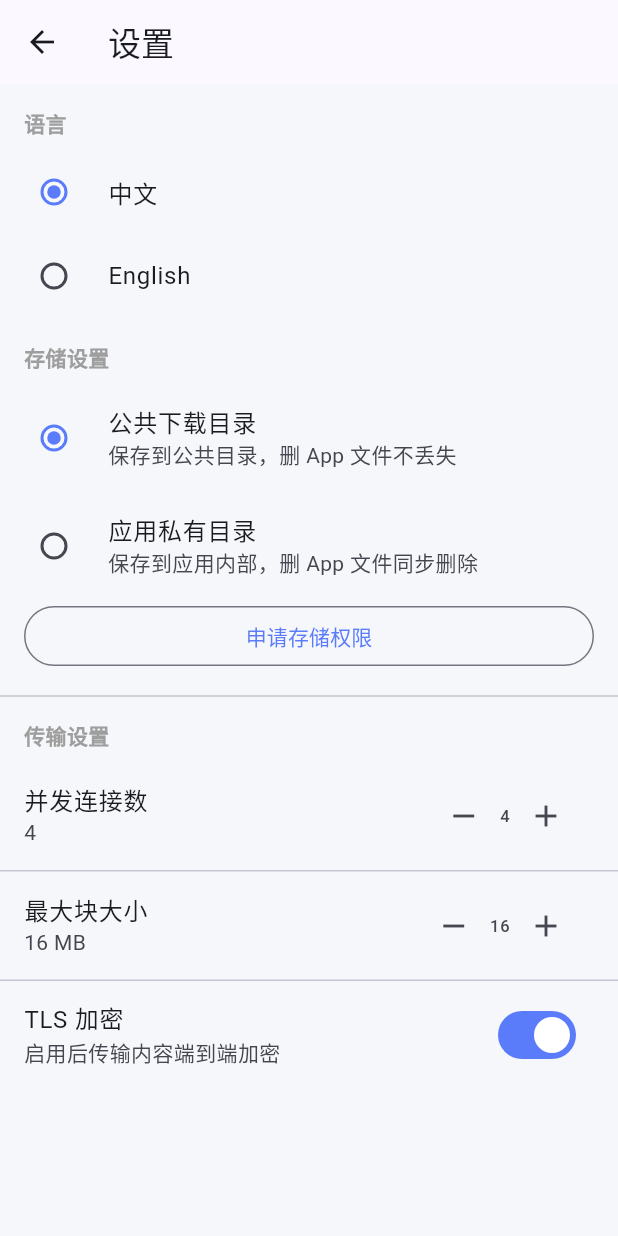
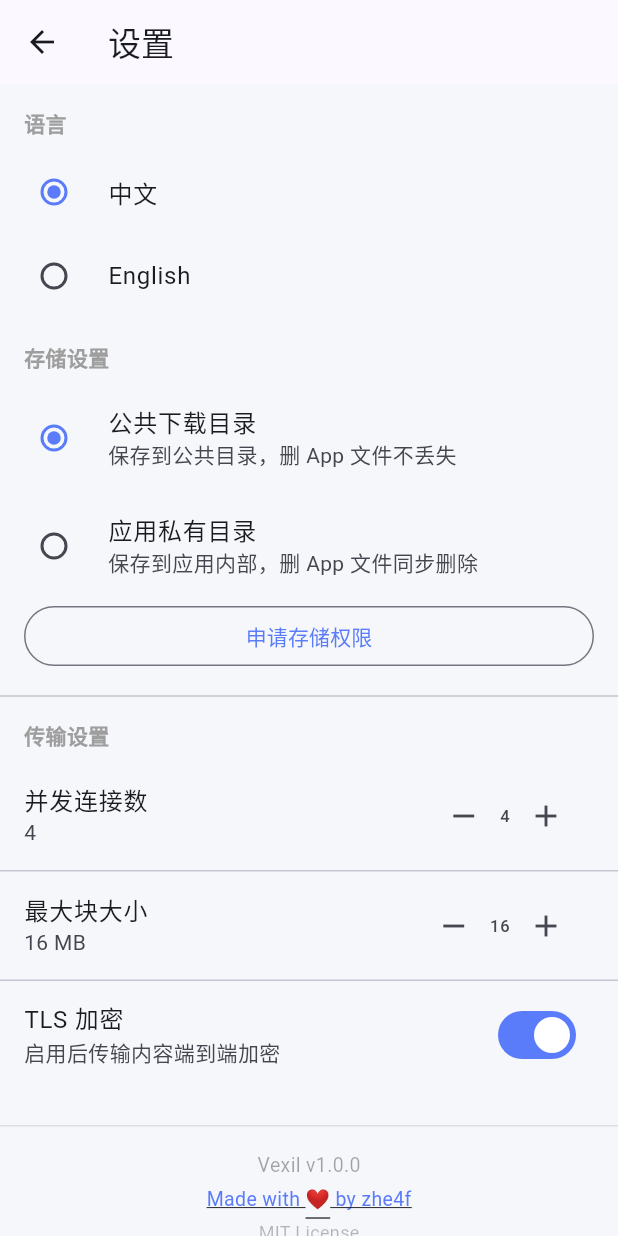
Before and after one commit to zhe4f/vexil, a Flutter app: the SettingsScreen screen opened directly, on a phone screen of 412 x 824 dp. Run offline on Flutter 3.47's test engine with Material 3 defaults, Android fonts, the phone set to English and light mode, and no system bars; our stand-ins replace file_picker, flutter_riverpod, permission_handler, shared_preferences; accounts and stored records are empty.

Commit message:
Update settings_screen.dart

```diff
--- a/vexil_mobile/vexil_app/lib/screens/settings_screen.dart
+++ b/vexil_mobile/vexil_app/lib/screens/settings_screen.dart
@@ -4,6 +4,7 @@ import 'package:shared_preferences/shared_preferences.dart';
 import 'package:permission_handler/permission_handler.dart';
 import '../l10n/app_localizations.dart';
 import '../providers/locale_provider.dart';
+import 'package:url_launcher/url_launcher.dart';
 
 class SettingsScreen extends ConsumerStatefulWidget {
   const SettingsScreen({super.key});
@@ -193,6 +194,47 @@ class _SettingsScreenState extends ConsumerState<SettingsScreen> {
             value: _tlsEnabled,
             onChanged: (v) { setState(() => _tlsEnabled = v); _saveBool('tls_enabled', _tlsEnabled); },
           ),
+          const SizedBox(height: 24),
+          Divider(height: 1, color: Theme.of(context).dividerColor.withAlpha(50)),
+          const SizedBox(height: 16),
+          Center(
+            child: Column(
+              children: [
+                Text(
+                  'Vexil v1.0.0',
+                  style: TextStyle(
+                    fontSize: 13,
+                    color: Theme.of(context).colorScheme.onSurface.withAlpha(100),
+                  ),
+                ),
+                const SizedBox(height: 4),
+                GestureDetector(
+                  onTap: () async {
+                    final uri = Uri.parse('https://github.com/zhe4f');
+                    if (await canLaunchUrl(uri)) {
+                      await launchUrl(uri, mode: LaunchMode.externalApplication);
+                    }
+                  },
+                  child: Text(
+                    'Made with ❤️ by zhe4f',
+                    style: TextStyle(
+                      fontSize: 13,
+                      color: Theme.of(context).colorScheme.primary,
+                      decoration: TextDecoration.underline,
+                    ),
+                  ),
+                ),
+                const SizedBox(height: 4),
+                Text(
+                  'MIT License',
+                  style: TextStyle(
+                    fontSize: 12,
+                    color: Theme.of(context).colorScheme.onSurface.withAlpha(80),
+                  ),
+                ),
+              ],
+            ),
+          ),
         ],
       ),
     );
```
